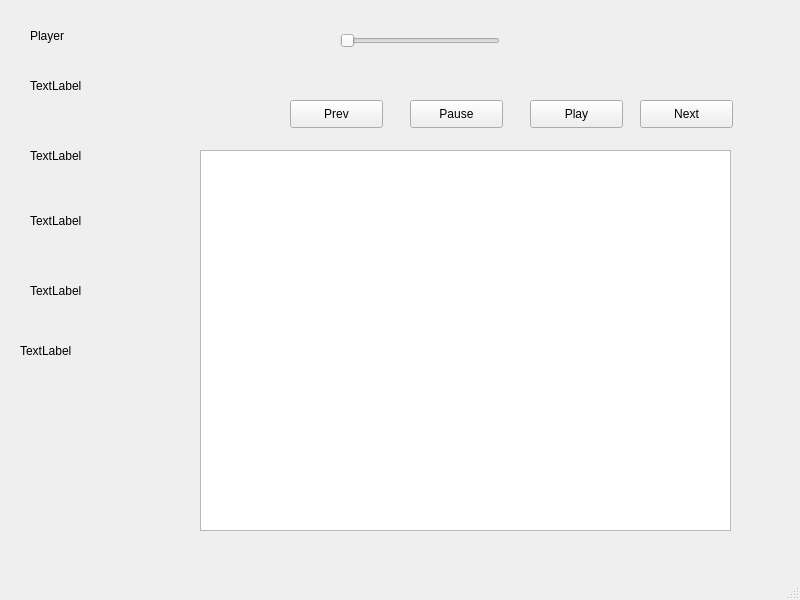
Above: mainwindow.ui from esiole/gui_1h2020-post before the change. Below: the same form after it.
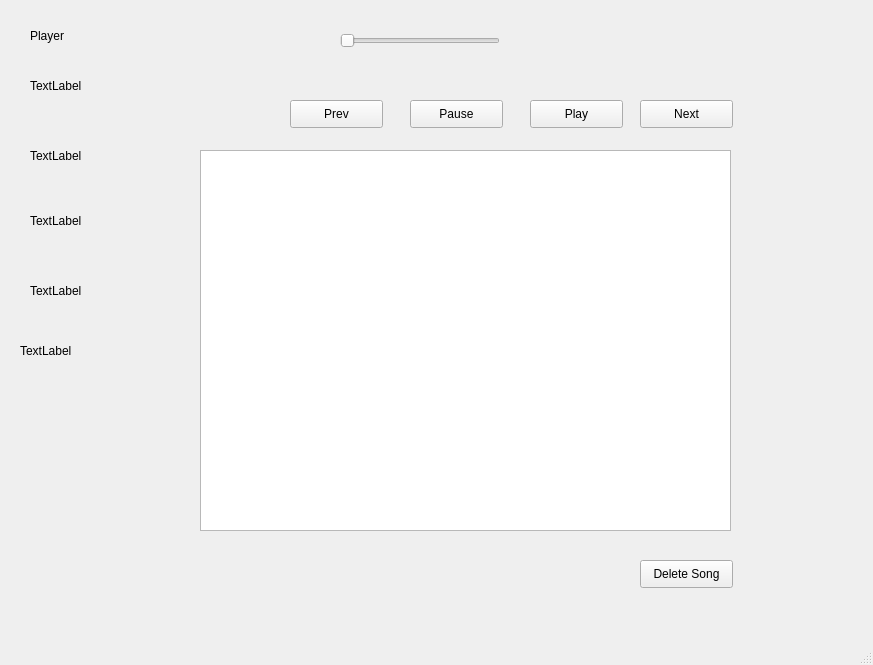
That is the form after the change.

```diff
--- a/mainwindow.ui
+++ b/mainwindow.ui
@@ -6,8 +6,8 @@
    <rect>
     <x>0</x>
     <y>0</y>
-    <width>800</width>
-    <height>600</height>
+    <width>873</width>
+    <height>665</height>
    </rect>
   </property>
   <property name="windowTitle">
@@ -173,6 +173,19 @@
      <enum>Qt::Horizontal</enum>
     </property>
    </widget>
+   <widget class="QPushButton" name="delButton">
+    <property name="geometry">
+     <rect>
+      <x>640</x>
+      <y>560</y>
+      <width>93</width>
+      <height>28</height>
+     </rect>
+    </property>
+    <property name="text">
+     <string>Delete Song</string>
+    </property>
+   </widget>
   </widget>
   <widget class="QMenuBar" name="menubar">
    <property name="geometry">
```
Left out of the diff: 2 changed lines with no effect on the pictures.
